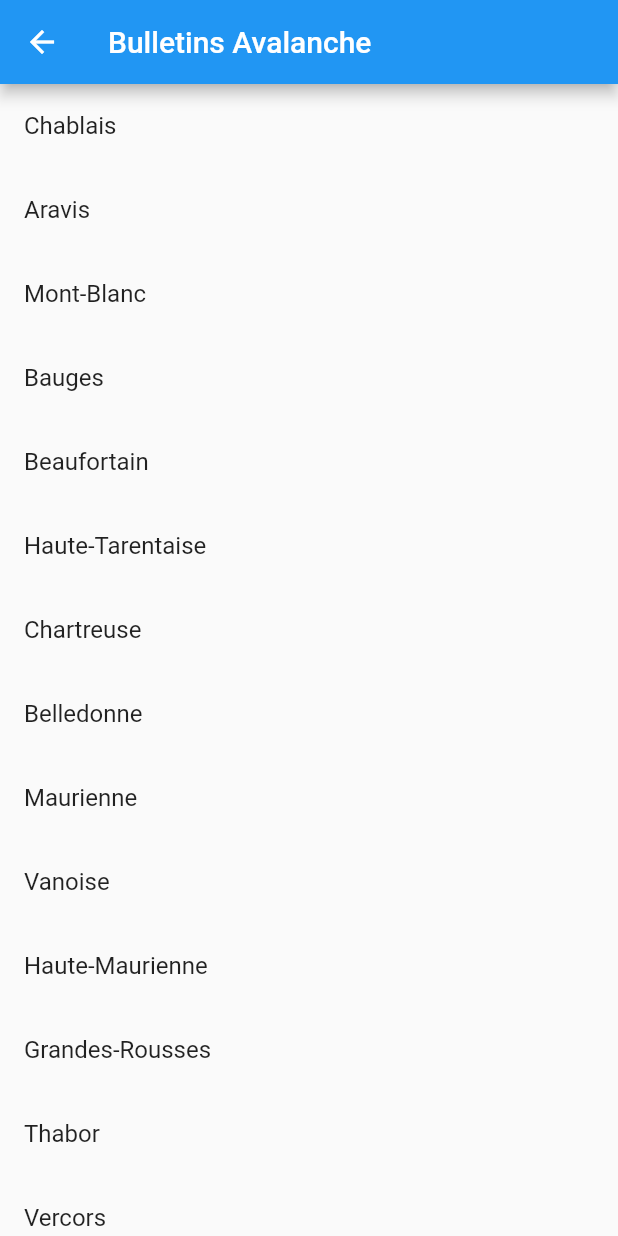
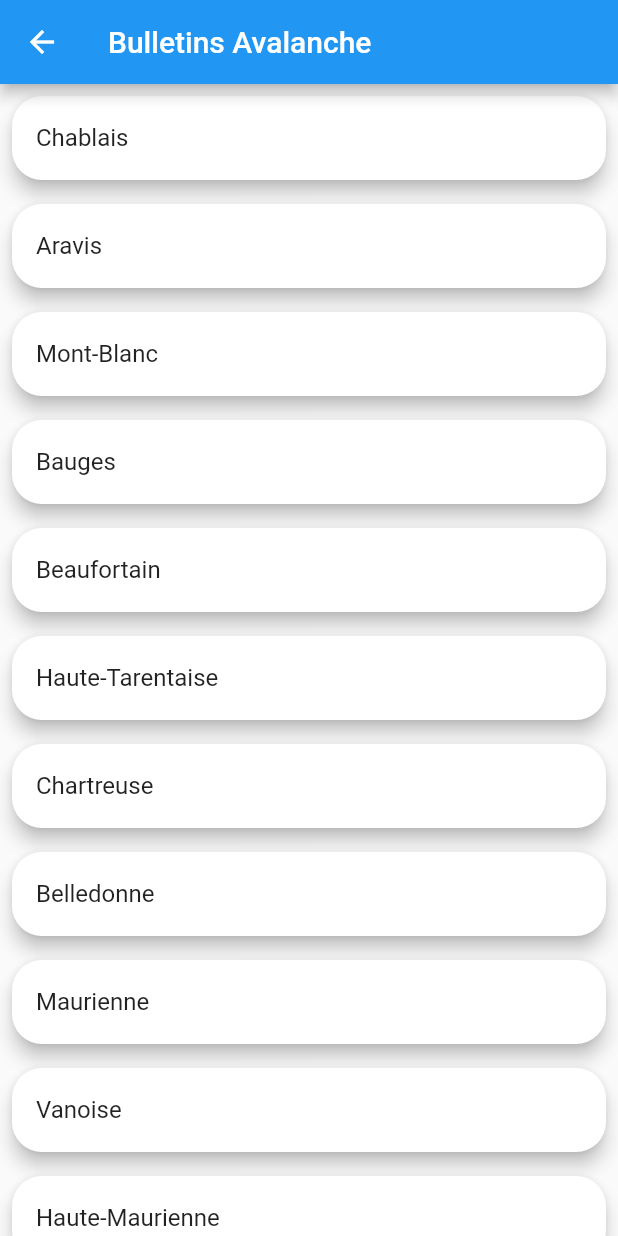
Before and after one commit to Chonli/snow_weather_info, a Flutter app: the AvalancheMassifPage screen opened directly, on a phone screen of 412 x 824 dp. Run offline on Flutter 3.47's test engine with Material 2 defaults, Android fonts, the phone set to English and light mode, and no system bars; our stand-ins replace cached_network_image, charts_flutter, csv, flutter_cache_manager, flutter_map, latlong and 4 more; missing offline and left inert: pdf_viewer_plugin; accounts and stored records are empty; network calls fail.

Commit message:
Improve display list card

```diff
--- a/lib/ui/avalanche_massif_page.dart
+++ b/lib/ui/avalanche_massif_page.dart
@@ -17,12 +17,19 @@ class AvalancheMassifPage extends StatelessWidget {
       body: ListView.builder(
         itemCount: list.length,
         itemBuilder: (context, index) {
-          return ListTile(
-            title: Text(list[index].massifName),
-            onTap: () => Navigator.push(
-              context,
-              MaterialPageRoute(
-                builder: (context) => AvalancheBulletinPage(list[index]),
+          return Card(
+            margin: EdgeInsets.all(8.0),
+            shape: RoundedRectangleBorder(
+              borderRadius: BorderRadius.circular(20.0),
+            ),
+            elevation: 5.0,
+            child: ListTile(
+              title: Text(list[index].massifName),
+              onTap: () => Navigator.push(
+                context,
+                MaterialPageRoute(
+                  builder: (context) => AvalancheBulletinPage(list[index]),
+                ),
               ),
             ),
           );
--- a/lib/ui/list_station_widget.dart
+++ b/lib/ui/list_station_widget.dart
@@ -70,7 +70,7 @@ class _ListStationWidgetState extends State<ListStationWidget> {
                 hintText: "Recherche",
                 prefixIcon: Icon(Icons.search),
                 border: OutlineInputBorder(
-                    borderRadius: BorderRadius.all(Radius.circular(25.0)))),
+                    borderRadius: BorderRadius.all(Radius.circular(20.0)))),
           ),
         ),
         Expanded(
```
